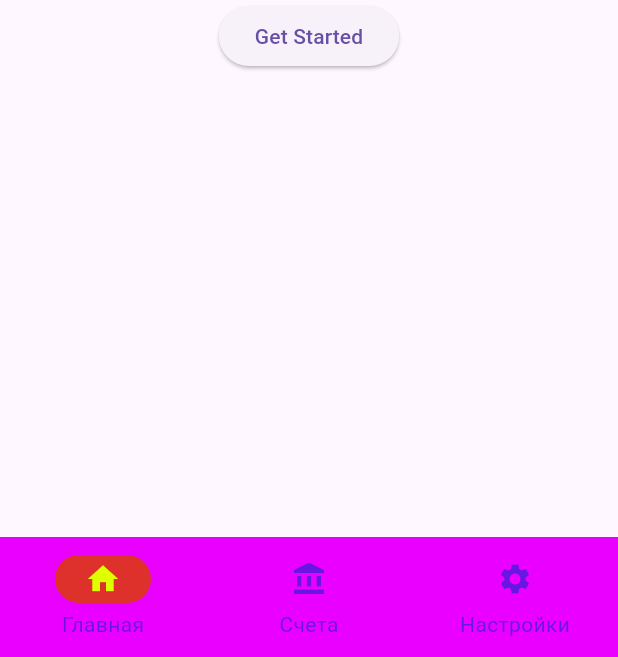
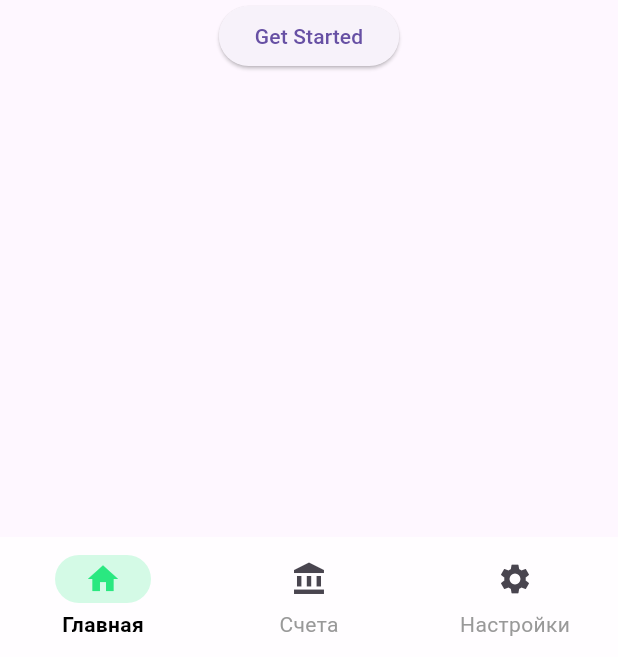
Before and after one commit to pablobagdal/CoinsIO, a Flutter app: the screen it shows after launch, on a phone screen of 412 x 824 dp, the part 579-1236 px from its top. Run offline on Flutter 3.47's test engine with Material 3 defaults, Android fonts, the phone set to English and light mode, and no system bars; our stand-ins replace freezed_annotation; generated files the repository leaves out were written again.

Commit message:
change app theme to actual view

```diff
--- a/lib/theme/app_theme.dart
+++ b/lib/theme/app_theme.dart
@@ -15,19 +15,26 @@ class AppTheme {
   // );
   static final light = ThemeData(
     navigationBarTheme: NavigationBarThemeData(
-      backgroundColor: Color.fromARGB(255, 234, 0, 255),
-      indicatorColor: Color.fromARGB(255, 222, 49, 43),
-      labelTextStyle: WidgetStateProperty.all(
-        TextStyle(color: Color.fromARGB(255, 103, 23, 223)),
-      ),
+      backgroundColor: Color.fromRGBO(255, 255, 255, 0.75),
+      indicatorColor: Color.fromARGB(255, 212, 250, 230),
+      labelTextStyle: WidgetStateProperty.resolveWith<TextStyle>((states) {
+        if (states.contains(WidgetState.selected)) {
+          return TextStyle(
+            color: Color.fromARGB(255, 0, 0, 0),
+            fontWeight: FontWeight.bold,
+          );
+        } else {
+          return TextStyle(color: Color.fromARGB(255, 153, 153, 153));
+        }
+      }),
       // iconTheme: WidgetStateProperty.all(
       //   IconThemeData(color: Color.fromARGB(255, 221, 255, 0)),
       // ),
       iconTheme: WidgetStateProperty.resolveWith<IconThemeData>((states) {
         if (states.contains(WidgetState.selected)) {
-          return IconThemeData(color: Color.fromARGB(255, 221, 255, 0));
+          return IconThemeData(color: Color.fromARGB(255, 42, 232, 128));
         } else {
-          return IconThemeData(color: Color.fromARGB(255, 103, 23, 223));
+          return IconThemeData(color: Color.fromARGB(255, 73, 69, 79));
         }
       }),
     ),
```
